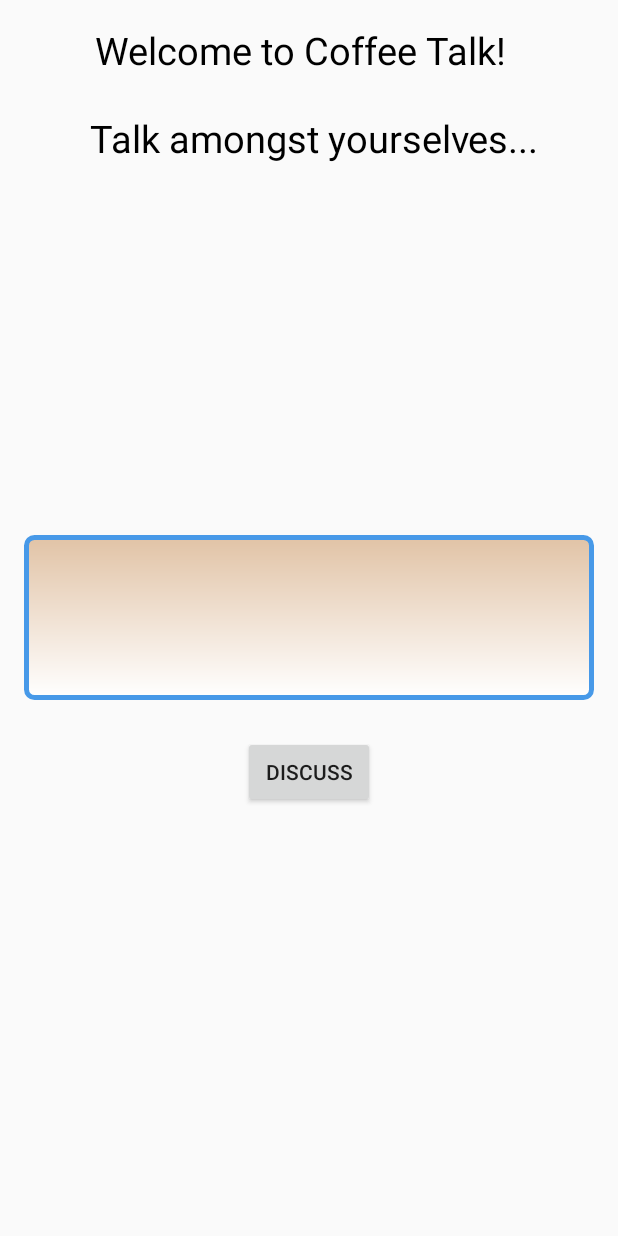
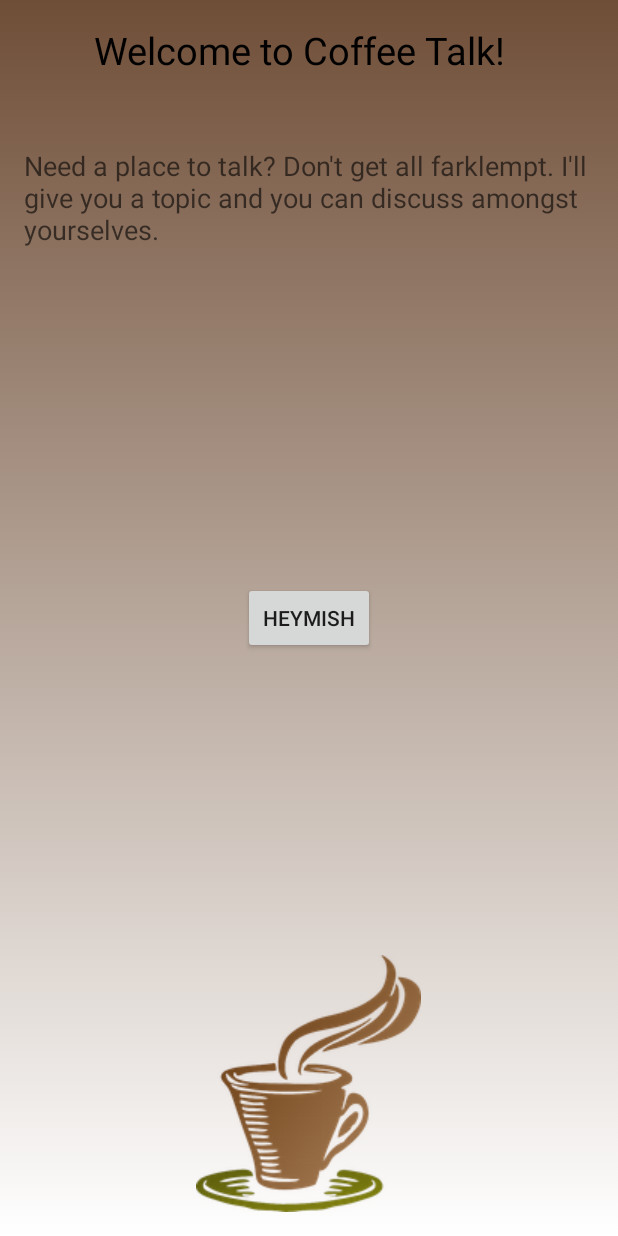
Before and after one commit to Aimee9/Android_CoffeeTalk, an Android app: the layout activity_main.xml on its own in the app's theme, with its tools: preview values and no code run, on a phone screen of 412 x 824 dp. Run offline under Robolectric (Android 15) with nearby library versions, the phone set to English and light mode, and no system bars.

Commit message:
Improve layouts

```diff
--- /dev/null
+++ b/app/src/main/res/drawable/background_selector.xml
@@ -0,0 +1,14 @@
+<?xml version="1.0" encoding="utf-8"?>
+
+
+<selector xmlns:android="http://schemas.android.com/apk/res/android">
+<item>
+    <shape>
+        <gradient
+            android:angle="90"
+            android:startColor="#FFF"
+            android:endColor="#6F4E37"
+            android:type="linear" />
+    </shape>
+</item>
+</selector>
--- a/app/src/main/res/layout/activity_main.xml
+++ b/app/src/main/res/layout/activity_main.xml
@@ -6,36 +6,46 @@
                 android:paddingRight="@dimen/activity_horizontal_margin"
                 android:paddingTop="@dimen/activity_vertical_margin"
                 android:paddingBottom="@dimen/activity_vertical_margin"
-                tools:context=".MainActivity"
-    >
+                android:background="@drawable/background_selector"
+                tools:context=".MainActivity">
 
-    <EditText
-        android:layout_width="match_parent"
-        android:layout_height="wrap_content"
-        android:id="@+id/postText"
-        android:lines="5"
-        android:inputType="textMultiLine"
-        android:layout_centerVertical="true"
-        android:layout_centerHorizontal="true"
-        android:background="@drawable/edit_text_style"/>
 
-    <Button
-        android:layout_width="wrap_content"
-        android:layout_height="wrap_content"
-        android:text="Discuss"
-        android:id="@+id/discussButton"
-        android:layout_below="@+id/postText"
-        android:layout_centerHorizontal="true"
-        android:layout_marginTop="24dp"/>
 
     <TextView
         android:layout_width="wrap_content"
         android:layout_height="wrap_content"
-        android:text="Welcome to Coffee Talk!  \n \n Talk amongst yourselves..."
-        android:id="@+id/introText"
+        android:text="Welcome to Coffee Talk!  "
+        android:id="@+id/welcomeText"
         android:layout_alignParentTop="true"
         android:layout_centerHorizontal="true"
         android:textSize="25sp"
         android:gravity="center"
         android:textColor="@android:color/black"/>
+
+    <TextView
+        android:layout_width="wrap_content"
+        android:layout_height="wrap_content"
+        android:textAppearance="?android:attr/textAppearanceMedium"
+        android:text="@string/intro_paragraph"
+        android:id="@+id/textView"
+        android:layout_below="@+id/welcomeText"
+        android:layout_centerHorizontal="true"
+        android:layout_marginTop="47dp"/>
+
+    <Button
+        android:layout_width="wrap_content"
+        android:layout_height="wrap_content"
+        android:text="Heymish"
+        android:id="@+id/enterButton"
+        android:layout_centerVertical="true"
+        android:layout_centerHorizontal="true"/>
+
+    <ImageView
+        android:layout_width="wrap_content"
+        android:layout_height="wrap_content"
+        android:id="@+id/imageView"
+        android:src="@drawable/coffee"
+        android:layout_alignParentBottom="true"
+        android:layout_centerHorizontal="true"/>
+
 </RelativeLayout>
--- a/app/src/main/res/values/strings.xml
+++ b/app/src/main/res/values/strings.xml
@@ -4,4 +4,5 @@
     <string name="hello_world">Hello world!</string>
     <string name="action_settings">Settings</string>
     <string name="title_activity_posts">PostsActivity</string>
+    <string name="intro_paragraph">Need a place to talk?  Don\'t get all farklempt.  I\'ll give you a topic and you can discuss amongst yourselves.</string>
 </resources>
```
Also changed, not shown: app/src/main/java/com/example/guest/coffeetalk/ui/MainActivity.java (+12 -7 lines), app/src/main/java/com/example/guest/coffeetalk/ui/PostsActivity.java (+28 -21 lines), app/src/main/res/layout/activity_posts.xml (+25 -7 lines), app/src/main/res/drawable/coffee.png (added), 1 other file.
